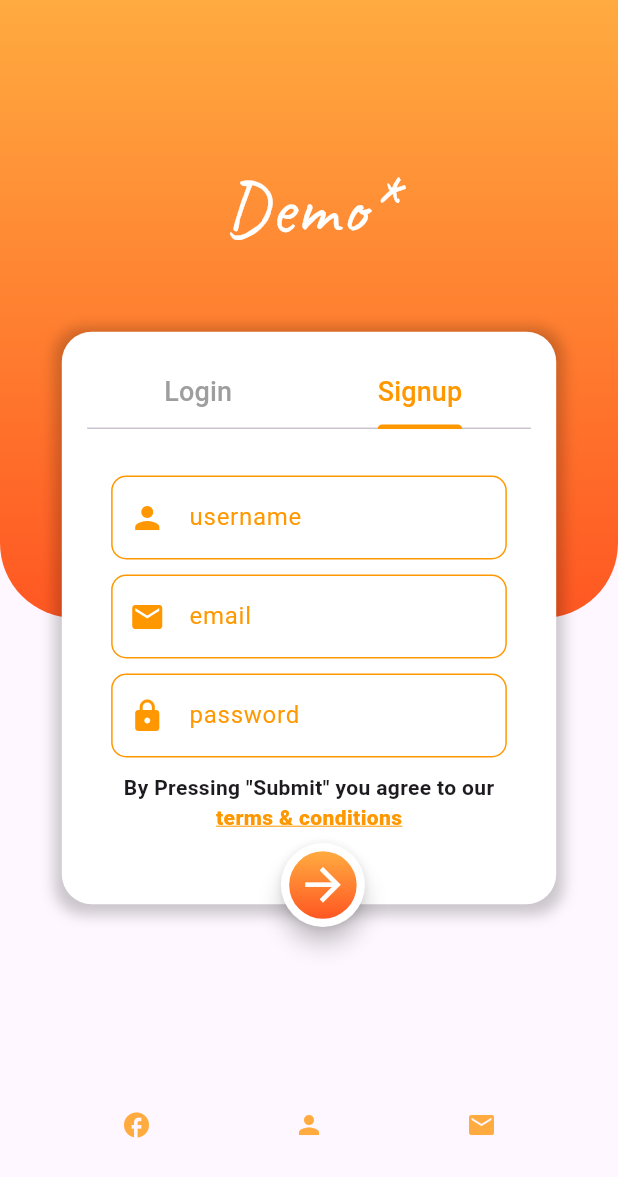
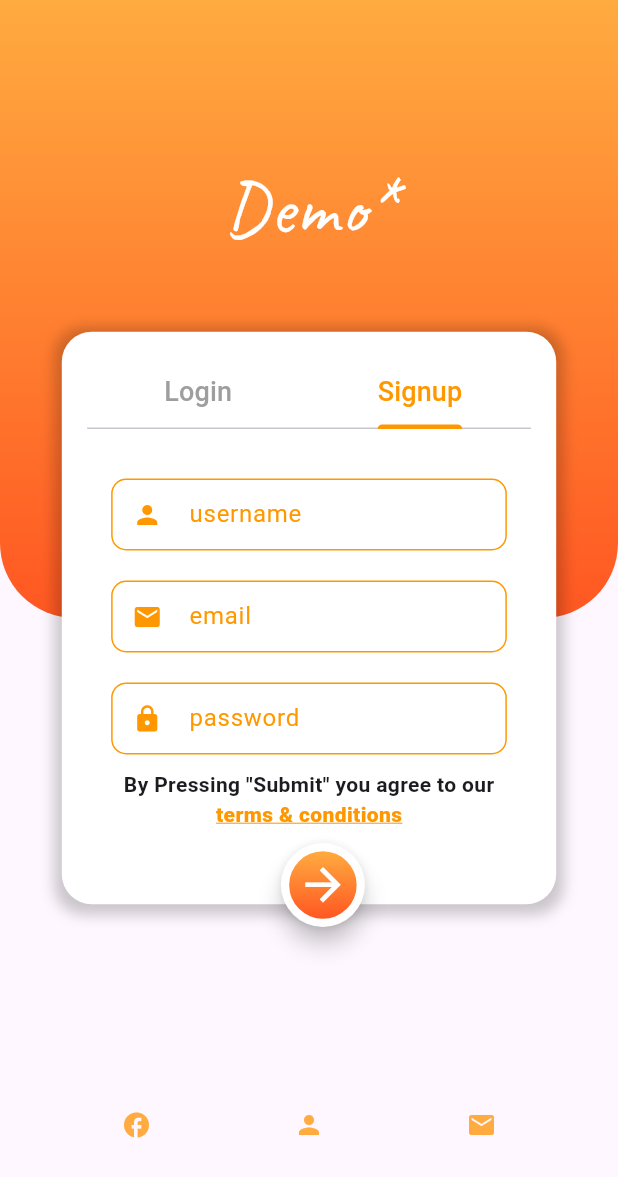
Before and after one commit to malayshyamal/Singup-and-login-page, a Flutter app: the screen it shows after launch, tab 2 chosen, on a phone screen of 412 x 824 dp. Shown: the top 1177 px of the screen. Run offline on Flutter 3.47's test engine with Material 3 defaults, Android fonts, the phone set to English and light mode, and no system bars; our stand-ins replace google_fonts.

Commit message:
Second commit

```diff
--- a/lib/main.dart
+++ b/lib/main.dart
@@ -171,28 +171,30 @@ class LoginTab extends StatelessWidget {
           TextField(
             controller: username,
             decoration: InputDecoration(
+              contentPadding: EdgeInsets.symmetric(vertical: 10),
                 enabledBorder: OutlineInputBorder(
                     borderRadius: BorderRadius.circular(10),
                     borderSide: BorderSide(color: textFieldColor)),
                 prefixIcon: Icon(
-                  Icons.person,
+                  Icons.person,size: 20,
                   color: textFieldColor,
                 ),
                 labelStyle: TextStyle(color: textFieldColor),
                 labelText: 'username'),
           ),
           SizedBox(
-            height: 10,
+            height: 20,
           ),
           TextField(
             controller: password,
             decoration: InputDecoration(
+                contentPadding: EdgeInsets.symmetric(vertical: 10),
                 enabledBorder: OutlineInputBorder(
                     borderRadius: BorderRadius.circular(10),
                     borderSide: BorderSide(color: textFieldColor)),
                 labelText: 'password',
                 prefixIcon: (Icon(
-                  Icons.lock,
+                  Icons.lock,size: 20,
                   color: textFieldColor,
                 )),
                 labelStyle: TextStyle(color: textFieldColor)),
@@ -220,44 +222,47 @@ class SignUp extends StatelessWidget {
           TextField(
             controller: username,
             decoration: InputDecoration(
+                contentPadding: EdgeInsets.symmetric(vertical: 10),
                 enabledBorder: OutlineInputBorder(
                     borderRadius: BorderRadius.circular(10),
                     borderSide: BorderSide(color: textFieldColor)),
                 labelText: 'username',
                 prefixIcon: (Icon(
-                  Icons.person,
+                  Icons.person,size: 20,
                   color: textFieldColor,
                 )),
                 labelStyle: TextStyle(color: textFieldColor)),
           ),
           SizedBox(
-            height: 10,
+            height: 20,
           ),
           TextField(
             controller: username,
             decoration: InputDecoration(
+                contentPadding: EdgeInsets.symmetric(vertical: 10),
                 enabledBorder: OutlineInputBorder(
                     borderRadius: BorderRadius.circular(10),
                     borderSide: BorderSide(color: textFieldColor)),
                 labelText: 'email',
                 prefixIcon: (Icon(
-                  Icons.email,
+                  Icons.email,size: 20,
                   color: textFieldColor,
                 )),
                 labelStyle: TextStyle(color: textFieldColor)),
           ),
           SizedBox(
-            height: 10,
+            height: 20,
           ),
           TextField(
             controller: username,
             decoration: InputDecoration(
+                contentPadding: EdgeInsets.symmetric(vertical: 10),
                 enabledBorder: OutlineInputBorder(
                     borderRadius: BorderRadius.circular(10),
                     borderSide: BorderSide(color: textFieldColor)),
                 labelText: 'password',
                 prefixIcon: (Icon(
-                  Icons.lock,
+                  Icons.lock,size: 20,
                   color: textFieldColor,
                 )),
                 labelStyle: TextStyle(color: textFieldColor)),
```
